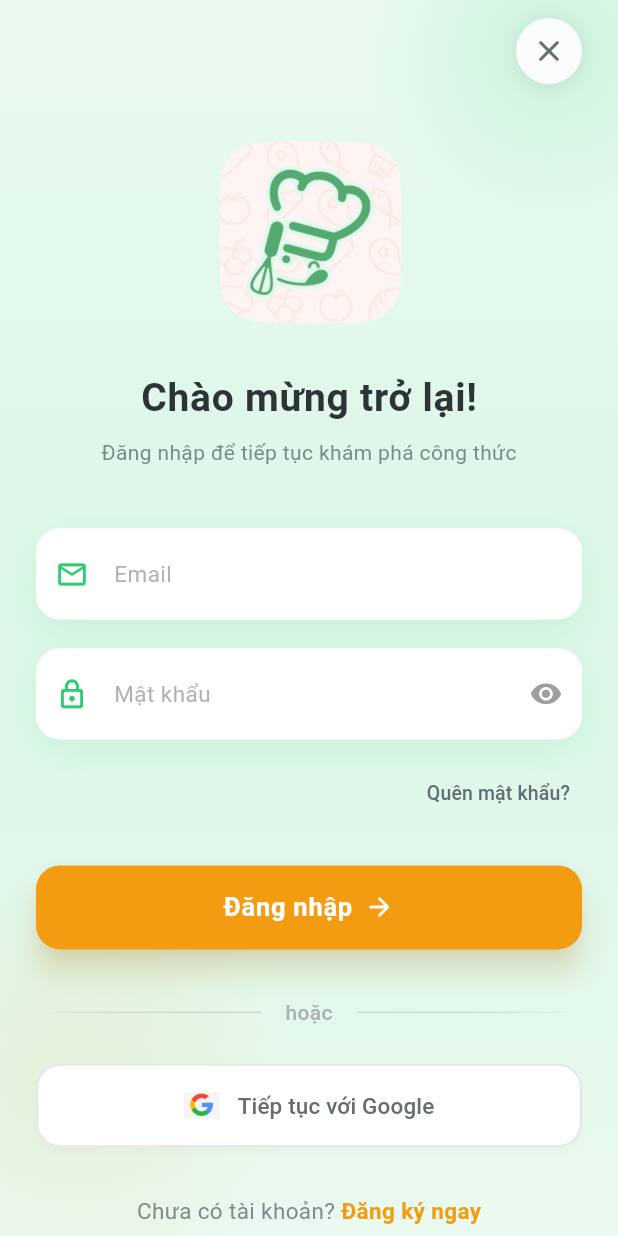
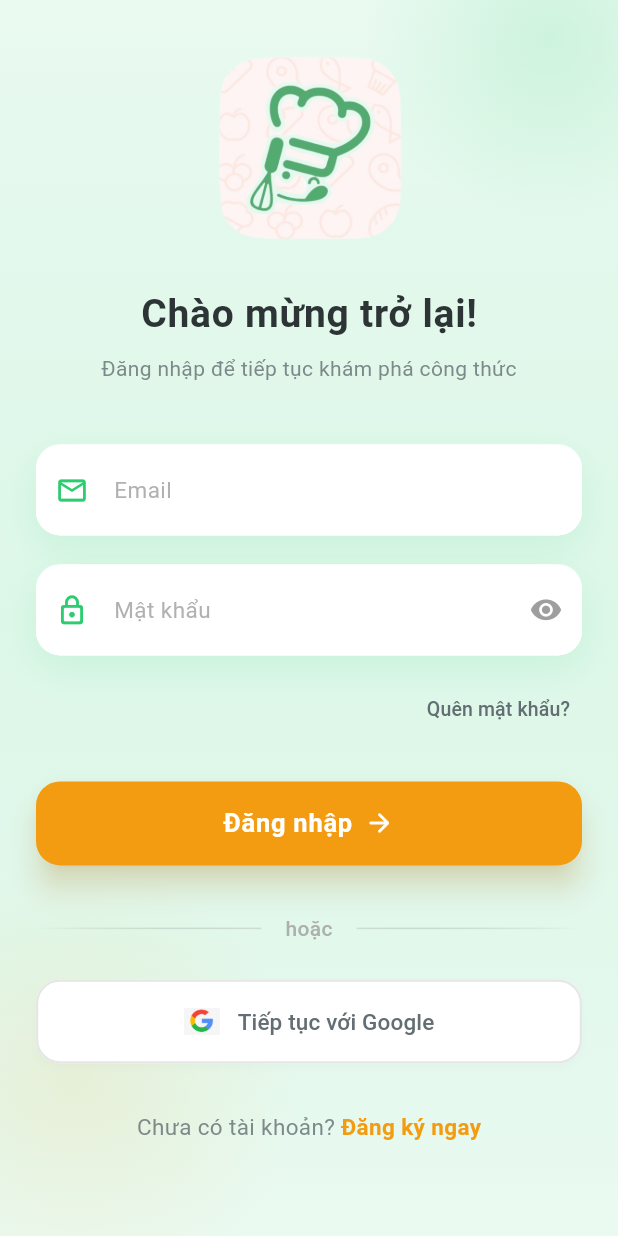
Before and after one commit to iamwind-dev/foodie-app, a Flutter app: the screen it shows after launch, on a phone screen of 412 x 824 dp. Run offline on Flutter 3.47's test engine with Material 3 defaults, Android fonts, the light colour scheme and no system bars; our stand-ins replace camera, dio, equatable, flutter_bloc, flutter_svg, image_picker and 1 more; statements that could not run were skipped.

Commit message:
Refactor login screen layout and enhance shopping list functionality with refresh capability

```diff
--- a/lib/feature/login/screen/login_screen.dart
+++ b/lib/feature/login/screen/login_screen.dart
@@ -105,16 +105,7 @@ class _LoginViewState extends State<LoginView> with SingleTickerProviderStateMix
                   child: Column(
                     children: [
                       // Close button
-                      Align(
-                        alignment: Alignment.topRight,
-                        child: Padding(
-                              padding: const EdgeInsets.only(top: 12),
-                              child: AppIconButton(
-                                icon: Icons.close_rounded,
-                            onTap: () => Navigator.of(context).pop(),
-                            ),
-                          ),
-                        ),
+
                           SizedBox(height: screenHeight * 0.03),
                       // Logo
                           Hero(
--- a/lib/feature/shoppinglist/cubit/shoppinglist_cubit.dart
+++ b/lib/feature/shoppinglist/cubit/shoppinglist_cubit.dart
@@ -4,7 +4,7 @@ import 'shoppinglist_state.dart';
 class ShoppingListCubit extends Cubit<ShoppingListState> {
   ShoppingListCubit() : super(ShoppingListInitial());
 
-  void loadShoppingList() {
+  Future<void> loadShoppingList() async {
     emit(ShoppingListLoading());
 
     // Mock data - giống như trong ảnh
```
Also changed, not shown: lib/feature/shoppinglist/screen/shoppinglist_screen.dart (+14 -0 lines).
